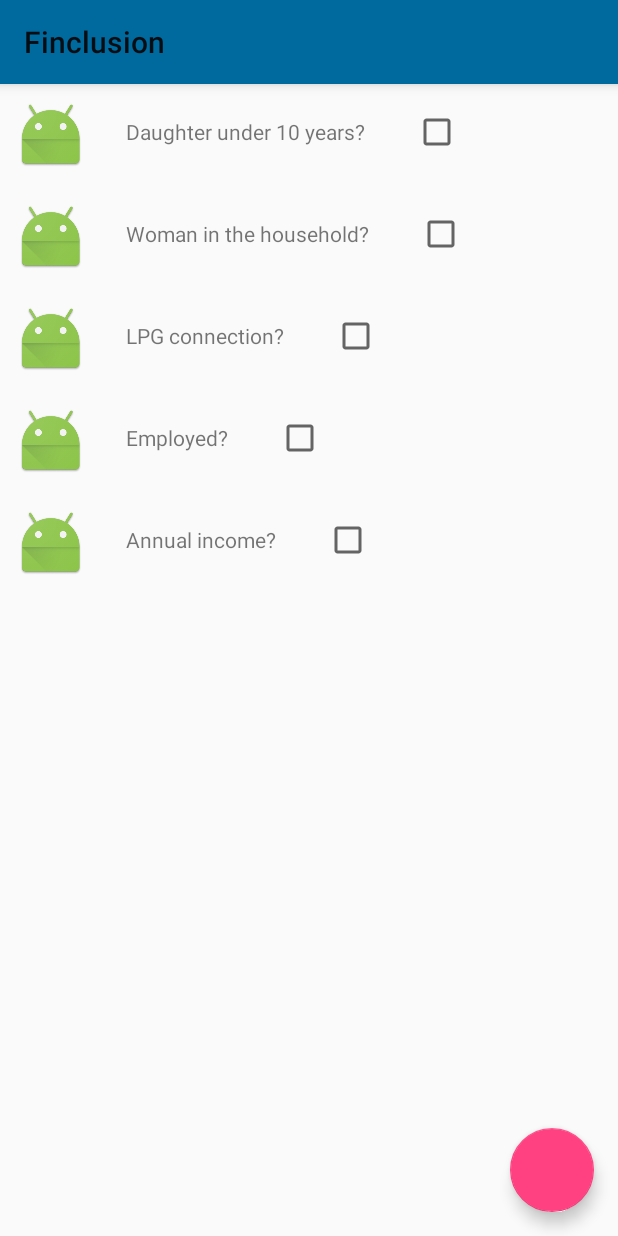
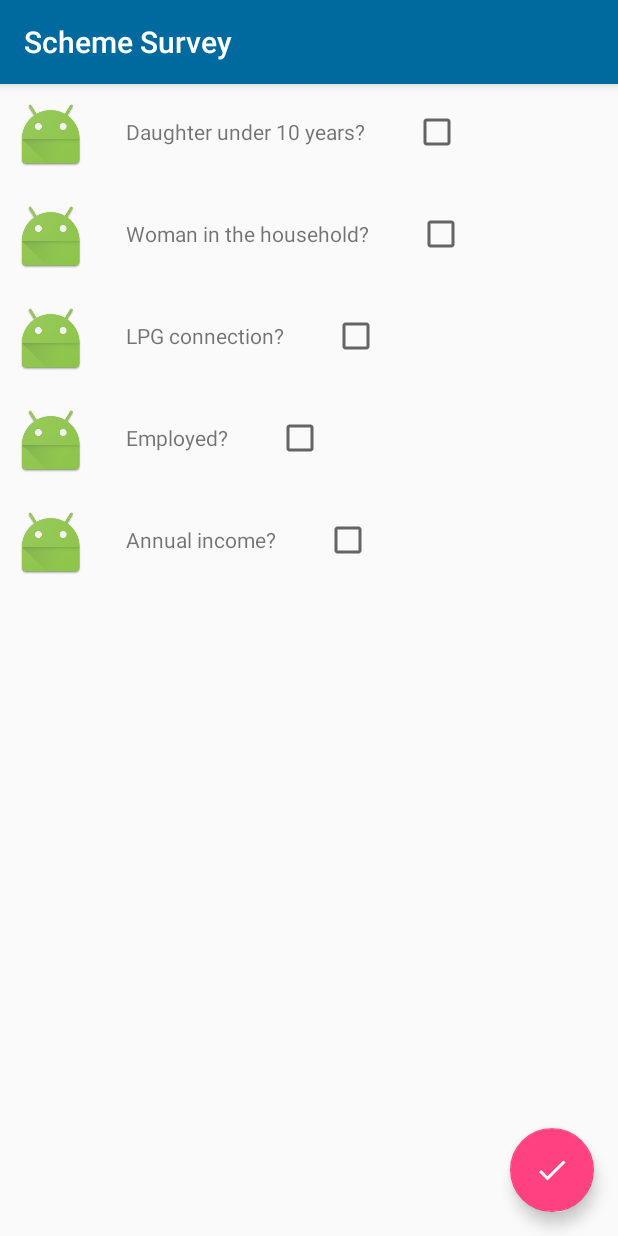
Before and after one commit to Codeminators/finclusion, an Android app: the SchemesActivity screen opened directly, with no data from a screen before it, on a phone screen of 412 x 824 dp. Run offline under Robolectric (Android 15) with nearby library versions, the phone set to English and light mode, and no system bars; libraries missing offline, so code that uses them is left out: com.robinhood.ticker; 1 statement that could not run was skipped.

Commit message:
ui changes

```diff
--- a/app/src/main/java/codeminators/finclusion/SchemesActivity.java
+++ b/app/src/main/java/codeminators/finclusion/SchemesActivity.java
@@ -1,10 +1,13 @@
 package codeminators.finclusion;
 
+import android.content.Intent;
+import android.support.design.widget.FloatingActionButton;
 import android.support.v7.app.AppCompatActivity;
 import android.os.Bundle;
 import android.support.v7.widget.LinearLayoutManager;
 import android.support.v7.widget.RecyclerView;
 import android.support.v7.widget.Toolbar;
+import android.view.View;
 
 import java.util.ArrayList;
 
@@ -22,6 +25,11 @@ public class SchemesActivity extends AppCompatActivity {
         super.onCreate(savedInstanceState);
         setContentView(R.layout.activity_schemes);
 
+        // Initializing Toolbar and setting it as the actionbar
+        toolbar = (Toolbar) findViewById(R.id.toolbar);
+        setSupportActionBar(toolbar);
+        getSupportActionBar().setTitle("Scheme Survey");
+
         mRecyclerView = (RecyclerView) findViewById(R.id.recyclerView);
         mLayoutManager = new LinearLayoutManager(this);
         mRecyclerView.setLayoutManager(mLayoutManager);
@@ -38,5 +46,13 @@ public class SchemesActivity extends AppCompatActivity {
         myDataset.add("Annual income?");
         mAdapter = new SurveyAdapter(myDataset);
         mRecyclerView.setAdapter(mAdapter);
+
+        FloatingActionButton fab = (FloatingActionButton) findViewById(R.id.fab_show_schemes);
+        fab.setOnClickListener(new View.OnClickListener() {
+            @Override
+            public void onClick(View v) {
+                startActivity(new Intent(SchemesActivity.this, SchemesListActivity.class));
+            }
+        });
     }
 }
--- a/app/src/main/res/layout/activity_schemes.xml
+++ b/app/src/main/res/layout/activity_schemes.xml
@@ -1,33 +1,36 @@
 <?xml version="1.0" encoding="utf-8"?>
 <RelativeLayout xmlns:android="http://schemas.android.com/apk/res/android"
+    xmlns:app="http://schemas.android.com/apk/res-auto"
     xmlns:tools="http://schemas.android.com/tools"
     android:id="@+id/activity_schemes"
     android:layout_width="match_parent"
     android:layout_height="match_parent"
     tools:context="codeminators.finclusion.SchemesActivity">
+
     <android.support.v7.widget.Toolbar
         android:id="@+id/toolbar"
         android:layout_width="match_parent"
         android:layout_height="wrap_content"
         android:background="@color/colorPrimary"
         android:elevation="5dp"
-        android:minHeight="?attr/actionBarSize"/>
+        android:minHeight="?attr/actionBarSize"
+        app:theme="@style/ThemeOverlay.AppCompat.Dark.ActionBar" />
 
     <android.support.v7.widget.RecyclerView
+        android:id="@+id/recyclerView"
         android:layout_width="match_parent"
         android:layout_height="match_parent"
-        android:id="@+id/recyclerView"
-        android:layout_below="@+id/toolbar"
-        >
+        android:layout_below="@+id/toolbar">
 
     </android.support.v7.widget.RecyclerView>
+
     <android.support.design.widget.FloatingActionButton
+        android:id="@+id/fab_show_schemes"
         android:layout_width="wrap_content"
         android:layout_height="wrap_content"
         android:layout_alignParentBottom="true"
         android:layout_alignParentRight="true"
         android:layout_margin="16dp"
-        android:id="@+id/showSchemesButton"
-        />
+        android:src="@drawable/ic_done_white_24dp" />
 
 </RelativeLayout>
```
Also changed, not shown: app/src/main/java/codeminators/finclusion/SchemesListActivity.java (+7 -1 lines), app/src/main/res/layout/activity_schemes_list.xml (+10 -0 lines), app/src/main/res/drawable-hdpi/ic_done_white_24dp.png (added), app/src/main/res/drawable-mdpi/ic_done_white_24dp.png (added), app/src/main/res/drawable-xhdpi/ic_done_white_24dp.png (added), app/src/main/res/drawable-xxhdpi/ic_done_white_24dp.png (added), app/src/main/res/drawable-xxxhdpi/ic_done_white_24dp.png (added).
